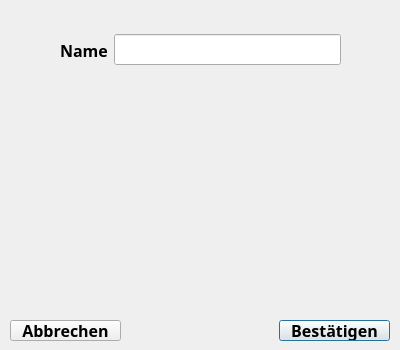
This is newcombatsitdialog.ui in WarhawkPrime/DSA_AdvancedCombat as Qt 5 draws it before an edit. The edited form follows.
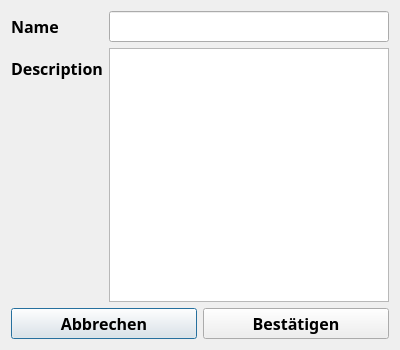
This is the edited form.

```diff
--- a/newcombatsitdialog.ui
+++ b/newcombatsitdialog.ui
@@ -13,17 +13,10 @@
   <property name="windowTitle">
    <string>Kampfsituation</string>
   </property>
-  <widget class="QWidget" name="horizontalLayoutWidget">
-   <property name="geometry">
-    <rect>
-     <x>60</x>
-     <y>10</y>
-     <width>281</width>
-     <height>80</height>
-    </rect>
-   </property>
-   <layout class="QHBoxLayout" name="horizontalLayout">
-    <item>
+  <layout class="QGridLayout" name="gridLayout">
+   <item row="0" column="0" colspan="2">
+    <layout class="QFormLayout" name="formLayout">
+     <item row="0" column="0">
      <widget class="QLabel" name="label">
       <property name="font">
        <font>
@@ -38,7 +31,7 @@
       </property>
      </widget>
     </item>
-    <item>
+     <item row="0" column="1">
      <widget class="QLineEdit" name="lineEdit">
       <property name="font">
        <font>
@@ -50,17 +43,23 @@
       </property>
      </widget>
     </item>
-   </layout>
-  </widget>
-  <widget class="QPushButton" name="pushButton">
-   <property name="geometry">
-    <rect>
-     <x>279</x>
-     <y>320</y>
-     <width>111</width>
-     <height>21</height>
-    </rect>
-   </property>
+     <item row="1" column="1">
+      <widget class="QTextEdit" name="textEdit">
+       <property name="font">
+        <font>
+         <family>Arial Black</family>
+         <pointsize>12</pointsize>
+         <weight>75</weight>
+         <bold>true</bold>
+        </font>
+       </property>
+       <property name="lineWidth">
+        <number>0</number>
+       </property>
+      </widget>
+     </item>
+     <item row="1" column="0">
+      <widget class="QLabel" name="label_2">
    <property name="font">
     <font>
      <family>Arial Black</family>
@@ -70,18 +69,14 @@
     </font>
    </property>
    <property name="text">
-    <string>Bestätigen</string>
-   </property>
-  </widget>
+        <string>Description</string>
+       </property>
+      </widget>
+     </item>
+    </layout>
+   </item>
+   <item row="1" column="0">
   <widget class="QPushButton" name="pushButton_2">
-   <property name="geometry">
-    <rect>
-     <x>10</x>
-     <y>320</y>
-     <width>111</width>
-     <height>21</height>
-    </rect>
-   </property>
    <property name="font">
     <font>
      <family>Arial Black</family>
@@ -94,6 +89,23 @@
     <string>Abbrechen</string>
    </property>
   </widget>
+   </item>
+   <item row="1" column="1">
+    <widget class="QPushButton" name="pushButton">
+     <property name="font">
+      <font>
+       <family>Arial Black</family>
+       <pointsize>12</pointsize>
+       <weight>75</weight>
+       <bold>true</bold>
+      </font>
+     </property>
+     <property name="text">
+      <string>Bestätigen</string>
+     </property>
+    </widget>
+   </item>
+  </layout>
  </widget>
  <resources/>
  <connections/>
```
Lines whose indentation alone changed are shown as unchanged.
